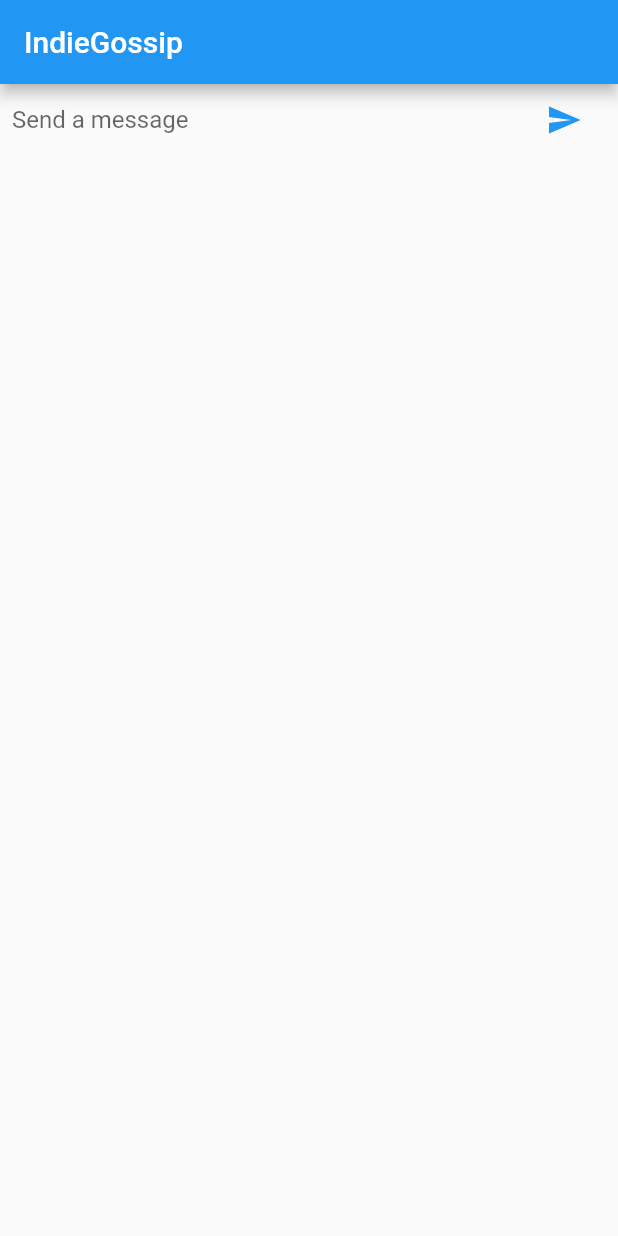
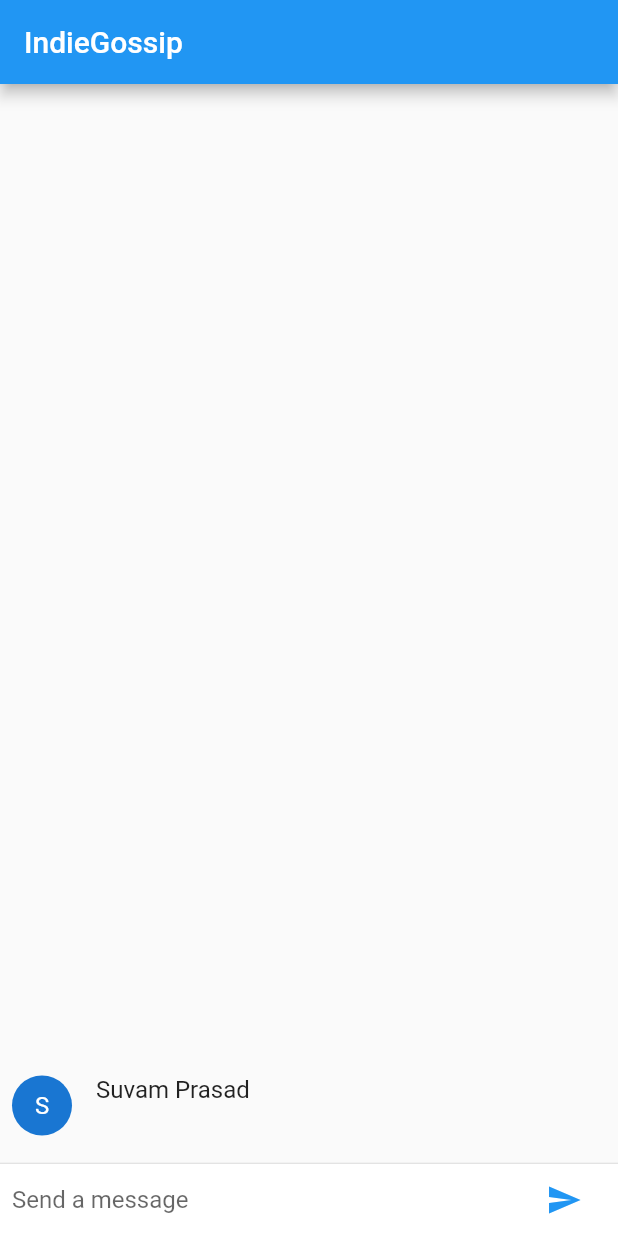
Before and after one commit to SuvamPrasd/IndieGossip, a Flutter app: the screen it shows after launch, after a tap on the "send" icon, on a phone screen of 412 x 824 dp. Run offline on Flutter 3.47's test engine with Material 2 defaults, Android fonts, the phone set to English and light mode, and no system bars.

```diff
--- a/lib/main.dart
+++ b/lib/main.dart
@@ -1,6 +1,8 @@
 import 'package:flutter/material.dart';
 
 void main() => runApp(FriendlyChatApp());
+
+const String _name = 'Suvam Prasad';
 
 class FriendlyChatApp extends StatelessWidget {
   @override
@@ -17,6 +19,7 @@ class ChatScreen extends StatefulWidget {
 }
 
 class ChatScreenState extends State<ChatScreen> {
+  final List<ChatMessage> _message = <ChatMessage>[];
   final TextEditingController _textController = new TextEditingController();
   @override
   Widget build(BuildContext context) {
@@ -24,7 +27,27 @@ class ChatScreenState extends State<ChatScreen> {
       appBar: new AppBar(
         title: const Text('IndieGossip'),
       ),
-      body: _buildTextComposer(),
+      body: new Column(
+        children: [
+          new Flexible(
+            child: new ListView.builder(
+              padding: const EdgeInsets.all(8.0),
+              reverse: true,
+              itemBuilder: (ctx, i) => _message[i],
+              itemCount: _message.length,
+            ),
+          ),
+          new Divider(
+            height: 1.0,
+          ),
+          new Container(
+            decoration: BoxDecoration(
+              color: Theme.of(context).cardColor,
+            ),
+            child: _buildTextComposer(),
+          )
+        ],
+      ),
     );
   }
 
@@ -57,5 +80,44 @@ class ChatScreenState extends State<ChatScreen> {
 
   void _handleSubmitted(String text) {
     _textController.clear();
+    ChatMessage message = new ChatMessage(
+      text: text,
+    );
+    setState(() {
+      _message.insert(0, message);
+    });
   }
 }
+
+class ChatMessage extends StatelessWidget {
+  ChatMessage({this.text});
+  final String text;
+  @override
+  Widget build(BuildContext context) {
+    return new Container(
+      margin: const EdgeInsets.symmetric(vertical: 10.0),
+      child: Row(
+        crossAxisAlignment: CrossAxisAlignment.start,
+        children: [
+          new Container(
+            margin: const EdgeInsets.only(right: 16.0),
+            child: CircleAvatar(child: new Text(_name[0])),
+          ),
+          new Column(
+            crossAxisAlignment: CrossAxisAlignment.start,
+            children: [
+              new Text(
+                _name,
+                style: Theme.of(context).textTheme.subtitle1,
+              ),
+              new Container(
+                margin: const EdgeInsets.only(top: 5.0),
+                child: new Text(text),
+              ),
+            ],
+          ),
+        ],
+      ),
+    );
+  }
+}
```
